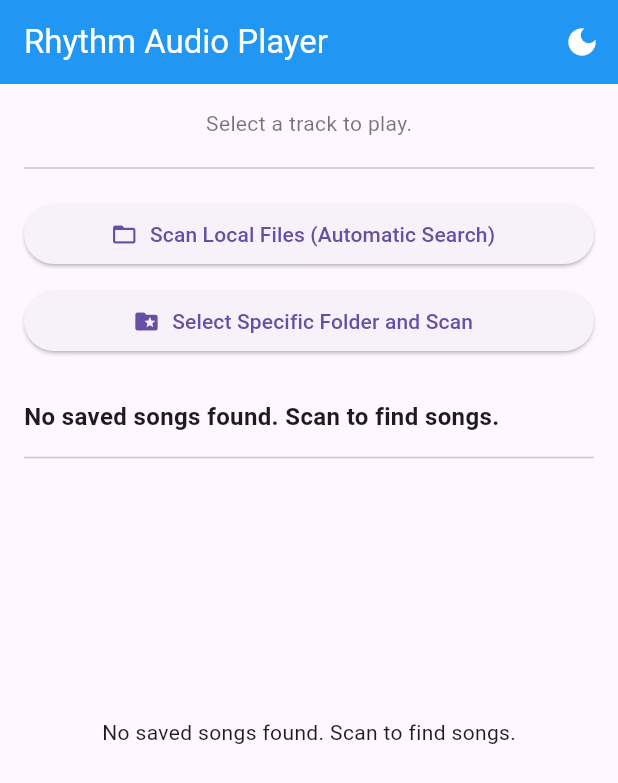
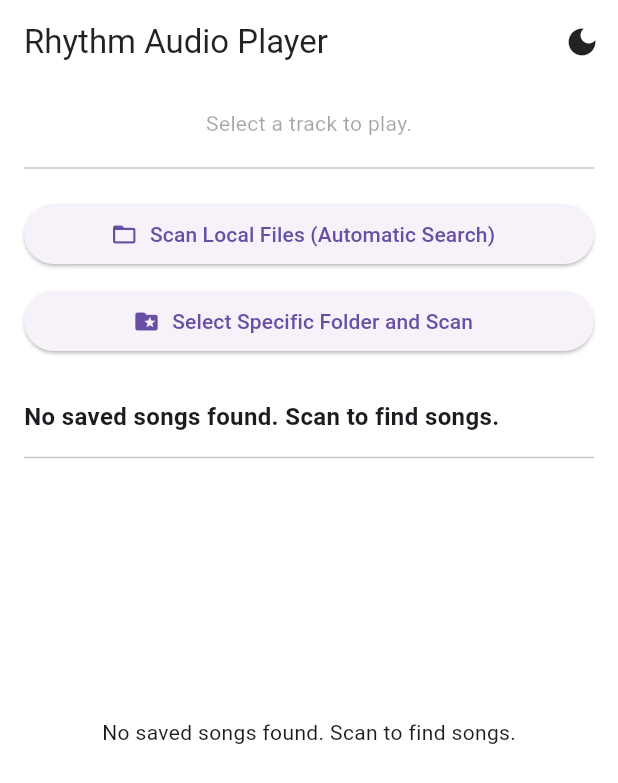
Before and after one commit to Anikshakya/Rhythm, a Flutter app: the screen it shows after launch, on a phone screen of 412 x 824 dp. Shown: the top 783 px of the screen. Run offline on Flutter 3.47's test engine with Material 3 defaults, Android fonts, the phone set to English and light mode, and no system bars; our stand-ins replace audio_service, file_picker, get, just_audio, permission_handler, rxdart and 1 more; missing offline and left inert: youtube_explode_dart.

Commit message:
Managed - App Theme

```diff
--- /dev/null
+++ b/lib/app_config/app_theme.dart
@@ -0,0 +1,55 @@
+import 'package:flutter/material.dart';
+
+class AppTheme {
+  // ====================================================
+  // LIGHT THEME
+  // ====================================================
+  static final ThemeData lightTheme = ThemeData(
+    brightness: Brightness.light,
+    scaffoldBackgroundColor: Colors.white,
+    primaryColor: Colors.black,
+    iconTheme: const IconThemeData(color: Colors.black87),
+    appBarTheme: const AppBarTheme(
+      backgroundColor: Colors.white,
+      foregroundColor: Colors.black87,
+      elevation: 0,
+    ),
+    sliderTheme: SliderThemeData(
+      activeTrackColor: Colors.black87,
+      inactiveTrackColor: Colors.black26,
+      thumbColor: Colors.black87,
+      overlayColor: Colors.black12,
+      trackHeight: 3,
+    ),
+    cardColor: Colors.white,
+    floatingActionButtonTheme: const FloatingActionButtonThemeData(
+      backgroundColor: Colors.black87,
+    ),
+  );
+
+  // ====================================================
+  // DARK THEME
+  // ====================================================
+  static final ThemeData darkTheme = ThemeData(
+    brightness: Brightness.dark,
+    scaffoldBackgroundColor: const Color(0xFF1E1E1E),
+    primaryColor: Colors.white,
+    iconTheme: const IconThemeData(color: Colors.white70),
+    appBarTheme: const AppBarTheme(
+      backgroundColor: Color(0xFF1E1E1E),
+      foregroundColor: Colors.white70,
+      elevation: 0,
+    ),
+    sliderTheme: SliderThemeData(
+      activeTrackColor: Colors.white,
+      inactiveTrackColor: Colors.white24,
+      thumbColor: Colors.white,
+      overlayColor: Colors.white12,
+      trackHeight: 3,
+    ),
+    cardColor: const Color(0xFF2C2C2C),
+    floatingActionButtonTheme: const FloatingActionButtonThemeData(
+      backgroundColor: Colors.white70,
+    ),
+  );
+}
--- a/lib/main.dart
+++ b/lib/main.dart
@@ -3,6 +3,7 @@ import 'dart:math';
 import 'dart:io';
 import 'package:audio_service/audio_service.dart';
 import 'package:flutter/material.dart';
+import 'package:rhythm/app_config/app_theme.dart';
 // Assuming these imports point to your custom files, keeping them as placeholders
 import 'package:rhythm/custom_audio_handler/audio_scanner_utils.dart'; // Placeholder
 import 'package:rhythm/custom_audio_handler/custom_audio_handler_with_metadata.dart'; // Placeholder
@@ -58,44 +59,13 @@ class MyApp extends StatelessWidget {
       valueListenable: themeNotifier,
       builder: (_, mode, __) {
         return MaterialApp(
+          debugShowCheckedModeBanner: false,
           title: 'Rhythm Player',
           // Define Light Theme
-          theme: ThemeData(
-            primarySwatch: Colors.blue,
-            brightness: Brightness.light,
-            appBarTheme: const AppBarTheme(
-              backgroundColor: Colors.blue,
-              foregroundColor: Colors.white,
-            ),
-            // Customizing for light mode
-            listTileTheme: const ListTileThemeData(iconColor: Colors.grey),
-          ),
+          theme: AppTheme.lightTheme,
+
           // Define Dark Theme
-          darkTheme: ThemeData(
-            primarySwatch: Colors.blue,
-            brightness: Brightness.dark,
-            scaffoldBackgroundColor: Colors.black,
-            cardColor: Colors.grey[900],
-            dialogBackgroundColor: Colors.grey[850],
-            appBarTheme: AppBarTheme(
-              backgroundColor: Colors.grey[900],
-              foregroundColor: Colors.white,
-            ),
-            // Customizing for dark mode
-            listTileTheme: const ListTileThemeData(iconColor: Colors.blueGrey),
-            textTheme: Typography.whiteMountainView.copyWith(
-              bodyMedium: const TextStyle(color: Colors.white70),
-              bodyLarge: const TextStyle(color: Colors.white),
-              titleMedium: const TextStyle(color: Colors.white),
-            ),
-            dividerColor: Colors.white12,
-            elevatedButtonTheme: ElevatedButtonThemeData(
-              style: ElevatedButton.styleFrom(
-                backgroundColor: Colors.blue,
-                foregroundColor: Colors.white,
-              ),
-            ),
-          ),
+          darkTheme: AppTheme.darkTheme,
           themeMode: mode, // Use the dynamically managed theme mode
           home: const MainScreen(),
         );
@@ -561,10 +531,6 @@ class _MainScreenState extends State<MainScreen> with WidgetsBindingObserver {
   // --- Main Build Method ---
   @override
   Widget build(BuildContext context) {
-    // Determine if the current theme is dark to adjust colors for the custom player UI
-    final isDark = Theme.of(context).brightness == Brightness.dark;
-    final primaryColor = isDark ? Colors.blueAccent : Colors.blue;
-    final inactiveColor = isDark ? Colors.white.withOpacity(0.4) : Colors.grey;
 
     return Scaffold(
       appBar: AppBar(
@@ -589,7 +555,7 @@ class _MainScreenState extends State<MainScreen> with WidgetsBindingObserver {
           crossAxisAlignment: CrossAxisAlignment.stretch,
           children: [
             // --- Compact Player UI ---
-            _buildCompactPlayer(isDark, primaryColor, inactiveColor),
+            _buildCompactPlayer(),
 
             const Divider(height: 40),
 
@@ -607,11 +573,12 @@ class _MainScreenState extends State<MainScreen> with WidgetsBindingObserver {
   }
 
   // Refactored method to build the compact player widget
-  Widget _buildCompactPlayer(
-    bool isDark,
-    Color primaryColor,
-    Color inactiveColor,
-  ) {
+  Widget _buildCompactPlayer() {
+    final isDark = Theme.of(context).brightness == Brightness.dark;
+    final theme = Theme.of(context);
+    final primaryColor = theme.colorScheme.primary;
+    final inactiveColor = theme.colorScheme.onSurface.withOpacity(0.4);
+
     return StreamBuilder<MediaItem?>(
       stream: _audioHandler.mediaItem,
       builder: (context, snapshot) {
@@ -620,13 +587,12 @@ class _MainScreenState extends State<MainScreen> with WidgetsBindingObserver {
           return Center(
             child: Text(
               'Select a track to play.',
-              style: TextStyle(color: isDark ? Colors.white70 : Colors.black54),
+              style: TextStyle(color: inactiveColor),
             ),
           );
         }
 
         Widget artWidget;
-        // Determine the album art widget (simplified for the compact view)
         if (mediaItem.artUri != null) {
           final uri = mediaItem.artUri!;
           if (uri.scheme == 'file') {
@@ -636,7 +602,7 @@ class _MainScreenState extends State<MainScreen> with WidgetsBindingObserver {
               width: 50,
               fit: BoxFit.cover,
               errorBuilder:
-                  (context, error, stackTrace) =>
+                  (_, __, ___) =>
                       Icon(Icons.album, size: 50, color: inactiveColor),
             );
           } else {
@@ -646,7 +612,7 @@ class _MainScreenState extends State<MainScreen> with WidgetsBindingObserver {
               width: 50,
               fit: BoxFit.cover,
               errorBuilder:
-                  (context, error, stackTrace) =>
+                  (_, __, ___) =>
                       Icon(Icons.album, size: 50, color: inactiveColor),
             );
           }
@@ -655,16 +621,16 @@ class _MainScreenState extends State<MainScreen> with WidgetsBindingObserver {
         }
 
         return Container(
-          padding: const EdgeInsets.all(12.0),
+          padding: const EdgeInsets.all(12),
           decoration: BoxDecoration(
             color:
                 isDark
-                    ? Colors.grey[900]
-                    : Colors.blueGrey[50], // Theme-appropriate background
-            borderRadius: BorderRadius.circular(16.0),
+                    ? Colors.black.withValues(alpha: 0.8)
+                    : AppTheme.lightTheme.cardColor.withValues(alpha: 0.9),
+            borderRadius: BorderRadius.circular(16),
             boxShadow: [
               BoxShadow(
-                color: Colors.black.withOpacity(isDark ? 0.4 : 0.1),
+                color: inactiveColor.withOpacity(0.2),
                 blurRadius: 10,
                 spreadRadius: 2,
               ),
@@ -673,55 +639,36 @@ class _MainScreenState extends State<MainScreen> with WidgetsBindingObserver {
           child: Column(
             mainAxisSize: MainAxisSize.min,
             children: [
-              // Top Row: Album Art, Title/Artist, Status Icon
+              // Top Row: Art + Title/Artist + Status Icon
               Row(
                 children: [
-                  // Album Art
                   ClipRRect(
-                    borderRadius: BorderRadius.circular(6.0),
+                    borderRadius: BorderRadius.circular(6),
                     child: Container(
                       height: 50,
                       width: 50,
-                      color:
-                          isDark ? Colors.grey.shade800 : Colors.grey.shade300,
+                      color: inactiveColor.withOpacity(0.1),
                       child: artWidget,
                     ),
                   ),
                   const SizedBox(width: 10),
-
-                  // Title and Artist
                   Expanded(
                     child: Column(
                       crossAxisAlignment: CrossAxisAlignment.start,
-                      mainAxisAlignment: MainAxisAlignment.center,
                       children: [
                         Text(
                           mediaItem.title,
-                          style: TextStyle(
-                            color: isDark ? Colors.white : Colors.black,
-                            fontWeight: FontWeight.bold,
-                            fontSize: 16,
-                          ),
                           maxLines: 1,
                           overflow: TextOverflow.ellipsis,
                         ),
                         Text(
                           mediaItem.artist ?? 'Unknown Artist',
-                          style: TextStyle(
-                            color:
-                                isDark
-                                    ? Colors.white.withOpacity(0.7)
-                                    : Colors.black.withOpacity(0.7),
-                            fontSize: 14,
-                          ),
                           maxLines: 1,
                           overflow: TextOverflow.ellipsis,
                         ),
                       ],
                     ),
                   ),
-
-                  // Processing State Icon
                   StreamBuilder<AudioProcessingState>(
                     stream:
                         _audioHandler.playbackState
@@ -732,17 +679,16 @@ class _MainScreenState extends State<MainScreen> with WidgetsBindingObserver {
                           snapshot.data ?? AudioProcessingState.idle;
                       return Icon(
                         _getProcessingIcon(processingState),
-                        color: primaryColor,
                         size: 20,
+                        color: inactiveColor,
                       );
                     },
                   ),
                 ],
               ),
-
               const SizedBox(height: 10),
 
-              // Seek Bar and Times
+              // SeekBar
               StreamBuilder<MediaState>(
                 stream: _mediaStateStream,
                 builder: (context, snapshot) {
@@ -751,102 +697,75 @@ class _MainScreenState extends State<MainScreen> with WidgetsBindingObserver {
                   final duration =
                       mediaState?.mediaItem?.duration ?? Duration.zero;
 
-                  return Column(
-                    children: [
-                      Row(
+                  return Row(
                     children: [
                       Text(
                         _formatDuration(position),
-                            style: TextStyle(
-                              color: inactiveColor,
-                              fontSize: 12,
-                            ),
+                        style: TextStyle(color: inactiveColor, fontSize: 12),
                       ),
                       const SizedBox(width: 8),
                       Expanded(
                         child: SeekBar(
-                              // Use the included SeekBar widget
                           duration: duration,
                           position: position,
-                              // Customize colors for better theme matching
                           activeColor: primaryColor,
-                              inactiveColor:
-                                  isDark
-                                      ? Colors.white24
-                                      : Colors.grey.shade300,
-                              onChangeEnd: (newPosition) {
-                                _audioHandler.seek(newPosition);
-                              },
+                          inactiveColor: inactiveColor.withOpacity(0.3),
+                          onChangeEnd: (newPos) => _audioHandler.seek(newPos),
                         ),
                       ),
                       const SizedBox(width: 8),
                       Text(
                         _formatDuration(duration),
-                            style: TextStyle(
-                              color: inactiveColor,
-                              fontSize: 12,
-                            ),
-                          ),
-                        ],
+                        style: TextStyle(color: inactiveColor, fontSize: 12),
                       ),
                     ],
                   );
                 },
               ),
+              const SizedBox(height: 10),
 
-              // Control Row: Favorite, Previous, Play/Pause, Next, Volume/Queue
-              const SizedBox(height: 10),
+              // Control Row
               StreamBuilder<PlaybackState>(
                 stream: _audioHandler.playbackState,
-                builder: (context, playbackSnapshot) {
-                  final playing = playbackSnapshot.data?.playing ?? false;
-                  final queueIndex = playbackSnapshot.data?.queueIndex ?? 0;
+                builder: (context, snapshot) {
+                  final playback = snapshot.data;
+                  final playing = playback?.playing ?? false;
+                  final queueIndex = playback?.queueIndex ?? 0;
                   final queue = _audioHandler.queue.value;
-                  final hasPrevious = queueIndex > 0;
+                  final hasPrev = queueIndex > 0;
                   final hasNext = queueIndex < queue.length - 1;
 
                   return Row(
                     mainAxisAlignment: MainAxisAlignment.spaceAround,
                     children: [
-                      // Favorite Star
                       IconButton(
                         icon: Icon(
                           Icons.star_border,
                           color: inactiveColor,
                           size: 24,
                         ),
-                        onPressed: () {
-                          /* Implement favorite/like logic */
-                        },
+                        onPressed: () {},
                       ),
-
-                      // Previous Button
                       IconButton(
                         icon: Icon(
                           Icons.skip_previous,
-                          color: hasPrevious ? primaryColor : inactiveColor,
+                          color: hasPrev ? primaryColor : inactiveColor,
                           size: 36,
                         ),
                         onPressed:
-                            hasPrevious ? _audioHandler.skipToPrevious : null,
-                        disabledColor: inactiveColor,
+                            hasPrev ? _audioHandler.skipToPrevious : null,
                       ),
-
-                      // Play/Pause Button (Large size)
                       IconButton(
                         icon: Icon(
                           playing
                               ? Icons.pause_circle_filled
                               : Icons.play_circle_fill,
-                          color:
-                              primaryColor, // Highlighted color for main action
+                          color: primaryColor,
                           size: 48,
                         ),
                         onPressed:
                             playing ? _audioHandler.pause : _audioHandler.play,
                       ),
-
-                      // Next Button
                       IconButton(
                         icon: Icon(
                           Icons.skip_next,
@@ -854,19 +773,14 @@ class _MainScreenState extends State<MainScreen> with WidgetsBindingObserver {
                           size: 36,
                         ),
                         onPressed: hasNext ? _audioHandler.skipToNext : null,
-                        disabledColor: inactiveColor,
                       ),
-
-                      // Queue/More Options Icon
                       IconButton(
                         icon: Icon(
                           Icons.queue_music,
                           color: inactiveColor,
                           size: 24,
                         ),
-                        onPressed: () {
-                          /* Implement queue/settings logic */
-                        },
+                        onPressed: () {},
                       ),
                     ],
                   );
@@ -878,6 +792,7 @@ class _MainScreenState extends State<MainScreen> with WidgetsBindingObserver {
       },
     );
   }
+
 
   // Refactored method to build the control and scan buttons
   Widget _buildControlButtons() {
```
Also changed, not shown: lib/audio_meta_data/audio_meta_data.dart (deleted, +0 -416 lines). Lines whose indentation alone changed are shown as unchanged.
